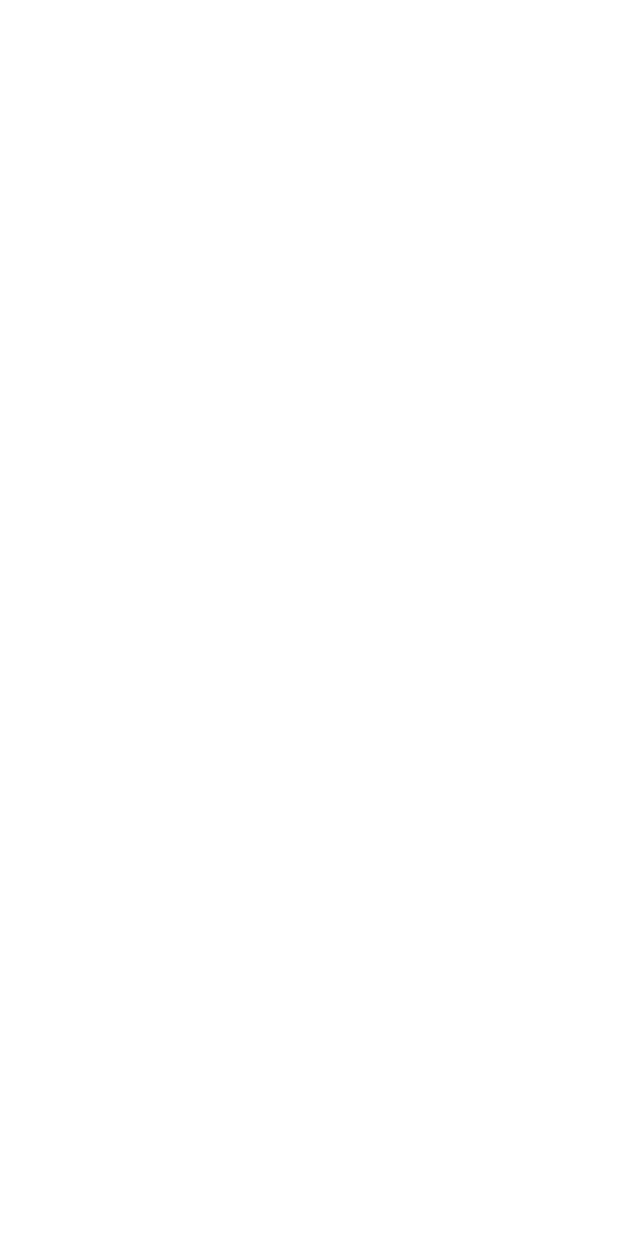
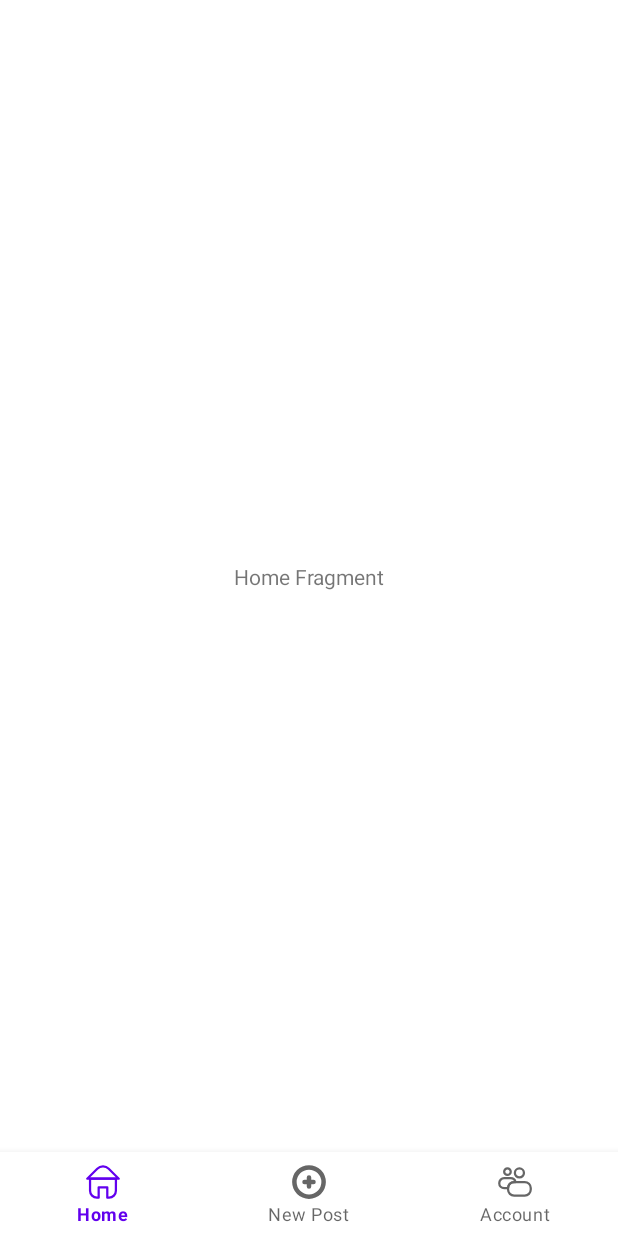
Before and after one commit to 1parveenjakhar/ShareNShop, an Android app: the screen it shows after launch once a user with an empty profile is signed in (ProfileActivity before the commit, MainActivity after it), on a phone screen of 412 x 824 dp. Before the commit the screen is empty. Run offline under Robolectric (Android 15) with nearby library versions, the phone set to English and light mode, and no system bars; our stand-ins replace Firebase (no records; nobody signed in at launch, a user with empty details on screens opened directly), data binding.

Commit message:
Add Account section

```diff
--- a/app/build.gradle
+++ b/app/build.gradle
@@ -42,6 +42,7 @@ dependencies {
     implementation 'androidx.appcompat:appcompat:1.3.1'
     implementation 'com.google.android.material:material:1.4.0'
     implementation 'androidx.constraintlayout:constraintlayout:2.1.1'
+    implementation 'androidx.legacy:legacy-support-v4:1.0.0'
     androidTestImplementation 'androidx.test.ext:junit:1.1.3'
     androidTestImplementation 'androidx.test.espresso:espresso-core:3.4.0'
 
--- a/app/src/main/AndroidManifest.xml
+++ b/app/src/main/AndroidManifest.xml
@@ -9,6 +9,9 @@
         android:roundIcon="@mipmap/ic_launcher_round"
         android:supportsRtl="true"
         android:theme="@style/Theme.ShareNShop">
+        <activity
+            android:name=".MainActivity"
+            android:exported="false" />
         <activity
             android:name=".ProfileActivity"
             android:exported="false" />
--- a/app/src/main/java/com/puteffort/sharenshop/LoginActivity.java
+++ b/app/src/main/java/com/puteffort/sharenshop/LoginActivity.java
@@ -4,14 +4,10 @@ import android.content.Intent;
 import android.os.Bundle;
 import android.text.Editable;
 import android.text.TextWatcher;
-import android.util.Log;
 import android.widget.Toast;
 
-import androidx.activity.result.ActivityResult;
-import androidx.activity.result.ActivityResultCallback;
 import androidx.activity.result.ActivityResultLauncher;
 import androidx.activity.result.contract.ActivityResultContracts;
-import androidx.annotation.NonNull;
 import androidx.appcompat.app.AppCompatActivity;
 import androidx.databinding.DataBindingUtil;
 
@@ -20,12 +16,9 @@ import com.google.android.gms.auth.api.signin.GoogleSignInAccount;
 import com.google.android.gms.auth.api.signin.GoogleSignInClient;
 import com.google.android.gms.auth.api.signin.GoogleSignInOptions;
 import com.google.android.gms.common.api.ApiException;
-import com.google.android.gms.tasks.OnCompleteListener;
 import com.google.android.gms.tasks.Task;
-import com.google.android.material.snackbar.Snackbar;
 import com.google.android.material.textfield.TextInputLayout;
 import com.google.firebase.auth.AuthCredential;
-import com.google.firebase.auth.AuthResult;
 import com.google.firebase.auth.FirebaseAuth;
 import com.google.firebase.auth.FirebaseUser;
 import com.google.firebase.auth.GoogleAuthProvider;
@@ -50,7 +43,7 @@ public class LoginActivity extends AppCompatActivity {
                 .requestEmail()
                 .build();
         mSignInClient = GoogleSignIn.getClient(this, gso);
-        addButtonActions();
+        addListeners();
     }
 
     @Override
@@ -59,12 +52,11 @@ public class LoginActivity extends AppCompatActivity {
 
         FirebaseUser user = mAuth.getCurrentUser();
         if (user != null) {
-            startActivity(new Intent(this, ProfileActivity.class));
-            finish();
+            handleSuccessfulAuthentication();
         }
     }
 
-    private void addButtonActions() {
+    private void addListeners() {
         TextInputLayout emailAddress = binding.emailAddress;
         Objects.requireNonNull(emailAddress.getEditText()).addTextChangedListener(new TextWatcher() {
             @Override
@@ -104,8 +96,8 @@ public class LoginActivity extends AppCompatActivity {
                         // Authenticating Google user with firebase
                         // Next Phase in 'firebaseAuthWithGoogle' method
                         firebaseAuthWithGoogle(account.getIdToken());
-                    } catch (ApiException e) {
-                        Log.w("GoogleSignIn", "Google sign in failed :(");
+                    } catch (ApiException apiException) {
+                        handleFailedAuthentication(apiException);
                     }
                 }
         );
@@ -120,12 +112,16 @@ public class LoginActivity extends AppCompatActivity {
     private void firebaseAuthWithGoogle(String idToken) {
         AuthCredential credential = GoogleAuthProvider.getCredential(idToken, null);
         mAuth.signInWithCredential(credential)
-            .addOnSuccessListener(this, authResult -> {
-                // Called on successful firebase authentication
-                startActivity(new Intent(this, ProfileActivity.class));
-                finish();
-            })
-            .addOnFailureListener(this, e ->
-                Toast.makeText(this, "Authentication failed :(", Toast.LENGTH_SHORT).show());
+            .addOnSuccessListener(this, authResult -> handleSuccessfulAuthentication())
+            .addOnFailureListener(this, this::handleFailedAuthentication);
+    }
+
+    private void handleSuccessfulAuthentication() {
+        startActivity(new Intent(this, MainActivity.class));
+        finish();
+    }
+
+    private void handleFailedAuthentication(Exception exception) {
+        Toast.makeText(this, getString(R.string.failed_auth_error), Toast.LENGTH_SHORT).show();
     }
 }
--- /dev/null
+++ b/app/src/main/java/com/puteffort/sharenshop/MainActivity.java
@@ -0,0 +1,59 @@
+package com.puteffort.sharenshop;
+
+import androidx.annotation.NonNull;
+import androidx.appcompat.app.AppCompatActivity;
+import androidx.databinding.DataBindingUtil;
+import androidx.fragment.app.Fragment;
+
+import android.annotation.SuppressLint;
+import android.os.Bundle;
+import android.provider.ContactsContract;
+import android.view.MenuItem;
+import android.widget.Toast;
+
+import com.google.android.material.bottomnavigation.BottomNavigationView;
+import com.google.android.material.navigation.NavigationBarView;
+import com.puteffort.sharenshop.databinding.ActivityMainBinding;
+import com.puteffort.sharenshop.fragments.AccountFragment;
+import com.puteffort.sharenshop.fragments.HomeFragment;
+import com.puteffort.sharenshop.fragments.NewPostFragment;
+
+public class MainActivity extends AppCompatActivity implements NavigationBarView.OnItemSelectedListener {
+    private ActivityMainBinding binding;
+    private Fragment homeFragment, newPostFragment, accountFragment;
+
+
+    @Override
+    protected void onCreate(Bundle savedInstanceState) {
+        super.onCreate(savedInstanceState);
+        binding = DataBindingUtil.setContentView(this, R.layout.activity_main);
+
+        homeFragment = new HomeFragment();
+        newPostFragment = new NewPostFragment();
+        accountFragment = new AccountFragment();
+
+        binding.bottomNav.setOnItemSelectedListener(this);
+        binding.bottomNav.setSelectedItemId(R.id.homeMenuItem);
+    }
+
+    @SuppressLint("NonConstantResourceId")
+    @Override
+    public boolean onNavigationItemSelected(@NonNull MenuItem item) {
+        Fragment fragment;
+        switch (item.getItemId()) {
+            case R.id.homeMenuItem: fragment = homeFragment; break;
+            case R.id.newPostMenuItem: fragment = newPostFragment; break;
+            case R.id.accountMenuItem: fragment = accountFragment; break;
+            default: fragment = null;
+        }
+
+        if (fragment != null) {
+            getSupportFragmentManager().beginTransaction()
+                    .replace(R.id.fragmentContainer, fragment)
+                    .commit();
+            return true;
+        }
+
+        return false;
+    }
+}
--- /dev/null
+++ b/app/src/main/java/com/puteffort/sharenshop/fragments/AccountFragment.java
@@ -0,0 +1,48 @@
+package com.puteffort.sharenshop.fragments;
+
+import android.content.Context;
+import android.content.Intent;
+import android.os.Bundle;
+
+import androidx.annotation.NonNull;
+import androidx.databinding.DataBindingUtil;
+import androidx.fragment.app.Fragment;
+
+import android.view.LayoutInflater;
+import android.view.View;
+import android.view.ViewGroup;
+
+import com.google.firebase.auth.FirebaseAuth;
+import com.puteffort.sharenshop.LoginActivity;
+import com.puteffort.sharenshop.R;
+import com.puteffort.sharenshop.databinding.FragmentAccountBinding;
+
+import java.util.Objects;
+
+public class AccountFragment extends Fragment {
+    private FragmentAccountBinding binding;
+    private FirebaseAuth mAuth;
+
+    public AccountFragment() {
+        // Required empty public constructor
+    }
+
+    @Override
+    public View onCreateView(@NonNull LayoutInflater inflater, ViewGroup container,
+                             Bundle savedInstanceState) {
+        binding = DataBindingUtil.inflate(inflater, R.layout.fragment_account, container, false);
+
+        mAuth = FirebaseAuth.getInstance();
+        addListeners();
+
+        return binding.getRoot();
+    }
+
+    private void addListeners() {
+        binding.logoutButton.setOnClickListener(view -> {
+            mAuth.signOut();
+            startActivity(new Intent(requireContext(), LoginActivity.class));
+            requireActivity().finish();
+        });
+    }
+}
--- /dev/null
+++ b/app/src/main/java/com/puteffort/sharenshop/fragments/HomeFragment.java
@@ -0,0 +1,25 @@
+package com.puteffort.sharenshop.fragments;
+
+import android.os.Bundle;
+
+import androidx.fragment.app.Fragment;
+
+import android.view.LayoutInflater;
+import android.view.View;
+import android.view.ViewGroup;
+
+import com.puteffort.sharenshop.R;
+
+public class HomeFragment extends Fragment {
+
+    public HomeFragment() {
+        // Required empty public constructor
+    }
+
+    @Override
+    public View onCreateView(LayoutInflater inflater, ViewGroup container,
+                             Bundle savedInstanceState) {
+        // Inflate the layout for this fragment
+        return inflater.inflate(R.layout.fragment_home, container, false);
+    }
+}
--- /dev/null
+++ b/app/src/main/java/com/puteffort/sharenshop/fragments/NewPostFragment.java
@@ -0,0 +1,24 @@
+package com.puteffort.sharenshop.fragments;
+
+import android.os.Bundle;
+
+import androidx.fragment.app.Fragment;
+
+import android.view.LayoutInflater;
+import android.view.View;
+import android.view.ViewGroup;
+
+import com.puteffort.sharenshop.R;
+public class NewPostFragment extends Fragment {
+
+    public NewPostFragment() {
+        // Required empty public constructor
+    }
+
+    @Override
+    public View onCreateView(LayoutInflater inflater, ViewGroup container,
+                             Bundle savedInstanceState) {
+        // Inflate the layout for this fragment
+        return inflater.inflate(R.layout.fragment_new_post, container, false);
+    }
+}
--- /dev/null
+++ b/app/src/main/res/drawable/account_icon.xml
@@ -0,0 +1,19 @@
+<vector android:height="48dp" android:viewportHeight="32"
+    android:viewportWidth="32" android:width="48dp" xmlns:android="http://schemas.android.com/apk/res/android">
+    <path android:fillColor="#00000000"
+        android:pathData="M19.92,7.94m-4.03,0a4.03,4.03 0,1 1,8.06 0a4.03,4.03 0,1 1,-8.06 0"
+        android:strokeColor="#4e5aea" android:strokeLineCap="round"
+        android:strokeLineJoin="round" android:strokeWidth="2"/>
+    <path android:fillColor="#00000000"
+        android:pathData="M15.22,16h1.21a4.36,4.36 0,0 0,-4.24 -3.36H6.37a4.37,4.37 0,0 0,0 8.74H9.84A5.38,5.38 0,0 1,15.22 16Z"
+        android:strokeColor="#959cf2" android:strokeLineCap="round"
+        android:strokeLineJoin="round" android:strokeWidth="2"/>
+    <path android:fillColor="#00000000"
+        android:pathData="M9.28,9.73A2.92,2.92 0,1 0,6.37 6.82,2.91 2.91,0 0,0 9.28,9.73Z"
+        android:strokeColor="#959cf2" android:strokeLineCap="round"
+        android:strokeLineJoin="round" android:strokeWidth="2"/>
+    <path android:fillColor="#00000000"
+        android:pathData="M15.22,16L24.62,16A5.38,5.38 0,0 1,30 21.38L30,22.72A5.38,5.38 0,0 1,24.62 28.1L15.22,28.1A5.38,5.38 0,0 1,9.84 22.72L9.84,21.38A5.38,5.38 0,0 1,15.22 16z"
+        android:strokeColor="#4e5aea" android:strokeLineCap="round"
+        android:strokeLineJoin="round" android:strokeWidth="2"/>
+</vector>
--- /dev/null
+++ b/app/src/main/res/drawable/add_icon.xml
@@ -0,0 +1,5 @@
+<vector android:height="48dp" android:viewportHeight="32"
+    android:viewportWidth="32" android:width="48dp" xmlns:android="http://schemas.android.com/apk/res/android">
+    <path android:fillColor="#ba63c6" android:pathData="M16,1A15,15 0,1 0,31 16,15 15,0 0,0 16,1ZM16,27A11,11 0,1 1,27 16,11 11,0 0,1 16,27Z"/>
+    <path android:fillColor="#ba63c6" android:pathData="M20,14H18V12a2,2 0,0 0,-4 0v2H12a2,2 0,0 0,0 4h2v2a2,2 0,0 0,4 0V18h2a2,2 0,0 0,0 -4Z"/>
+</vector>
--- /dev/null
+++ b/app/src/main/res/drawable/home_icon.xml
@@ -0,0 +1,11 @@
+<vector android:height="48dp" android:viewportHeight="32"
+    android:viewportWidth="32" android:width="48dp" xmlns:android="http://schemas.android.com/apk/res/android">
+    <path android:fillColor="#00000000"
+        android:pathData="M27.49,13.08h-23V23.81a6.12,6.12 0,0 0,6.13 6.12h1.53V20.74h7.66v9.19h1.53a6.12,6.12 0,0 0,6.13 -6.12Z"
+        android:strokeColor="#4e5aea" android:strokeLineCap="round"
+        android:strokeLineJoin="round" android:strokeWidth="2"/>
+    <path android:fillColor="#00000000"
+        android:pathData="M2,13.08l8.91,-8.91a7.2,7.2 0,0 1,10.18 0L30,13.08Z"
+        android:strokeColor="#4e5aea" android:strokeLineCap="round"
+        android:strokeLineJoin="round" android:strokeWidth="2"/>
+</vector>
--- /dev/null
+++ b/app/src/main/res/layout/activity_main.xml
@@ -0,0 +1,30 @@
+<?xml version="1.0" encoding="utf-8"?>
+<layout xmlns:android="http://schemas.android.com/apk/res/android"
+    xmlns:app="http://schemas.android.com/apk/res-auto"
+    xmlns:tools="http://schemas.android.com/tools">
+
+    <androidx.constraintlayout.widget.ConstraintLayout
+        android:layout_width="match_parent"
+        android:layout_height="match_parent"
+        tools:context=".MainActivity">
+
+        <FrameLayout
+            android:id="@+id/fragmentContainer"
+            android:layout_width="match_parent"
+            android:layout_height="0dp"
+            app:layout_constraintTop_toTopOf="parent"
+            app:layout_constraintBottom_toTopOf="@id/bottomNav"
+            app:layout_constraintStart_toStartOf="parent"
+            app:layout_constraintEnd_toEndOf="parent" />
+
+        <com.google.android.material.bottomnavigation.BottomNavigationView
+            android:id="@+id/bottomNav"
+            android:layout_width="match_parent"
+            android:layout_height="wrap_content"
+            app:layout_constraintStart_toStartOf="parent"
+            app:layout_constraintEnd_toEndOf="parent"
+            app:layout_constraintBottom_toBottomOf="parent"
+            app:menu="@menu/bottom_nav_menu"/>
+
+    </androidx.constraintlayout.widget.ConstraintLayout>
+</layout>
--- /dev/null
+++ b/app/src/main/res/layout/fragment_home.xml
@@ -0,0 +1,21 @@
+<?xml version="1.0" encoding="utf-8"?>
+<androidx.constraintlayout.widget.ConstraintLayout xmlns:android="http://schemas.android.com/apk/res/android"
+    xmlns:tools="http://schemas.android.com/tools"
+    android:layout_width="match_parent"
+    android:layout_height="match_parent"
+    xmlns:app="http://schemas.android.com/apk/res-auto"
+    tools:context=".fragments.HomeFragment">
+
+<!--    Tmp TextView to observe Fragment Change-->
+    <TextView
+        android:id="@+id/tmpText"
+        android:layout_width="wrap_content"
+        android:layout_height="wrap_content"
+        android:text="Home Fragment"
+        app:layout_constraintTop_toTopOf="parent"
+        app:layout_constraintBottom_toBottomOf="parent"
+        app:layout_constraintStart_toStartOf="parent"
+        app:layout_constraintEnd_toEndOf="parent"
+        />
+
+</androidx.constraintlayout.widget.ConstraintLayout>
--- /dev/null
+++ b/app/src/main/res/menu/bottom_nav_menu.xml
@@ -0,0 +1,12 @@
+<?xml version="1.0" encoding="utf-8"?>
+<menu xmlns:android="http://schemas.android.com/apk/res/android">
+    <item android:id="@+id/homeMenuItem"
+        android:title="@string/home"
+        android:icon="@drawable/home_icon"/>
+    <item android:id="@+id/newPostMenuItem"
+        android:title="@string/new_post"
+        android:icon="@drawable/add_icon"/>
+    <item android:id="@+id/accountMenuItem"
+        android:title="@string/account"
+        android:icon="@drawable/account_icon"/>
+</menu>
--- a/app/src/main/res/values/strings.xml
+++ b/app/src/main/res/values/strings.xml
@@ -9,4 +9,19 @@
 
 
     <string name="empty_email_error">Provide an email address!</string>
+    <string name="failed_auth_error">Unable to establish your identity :(</string>
+
+    <string name="home">Home</string>
+    <string name="new_post">New Post</string>
+    <string name="account">Account</string>
+    <string name="theme">Theme</string>
+    <string name="light_theme">Light Theme</string>
+    <string name="dark_theme">Dark Theme</string>
+    <string name="system_default">System Default</string>
+    <string name="language">Language</string>
+    <string name="english">English</string>
+    <string name="hindi">हिन्दी</string>
+    <string name="my_profile">My Profile</string>
+    <string name="posts_history">Posts History</string>
+    <string name="logout">Logout</string>
 </resources>
```
Also changed, not shown: app/src/main/res/layout/fragment_account.xml (added, +144 -0 lines), app/src/main/res/layout/fragment_new_post.xml (added, +19 -0 lines).
